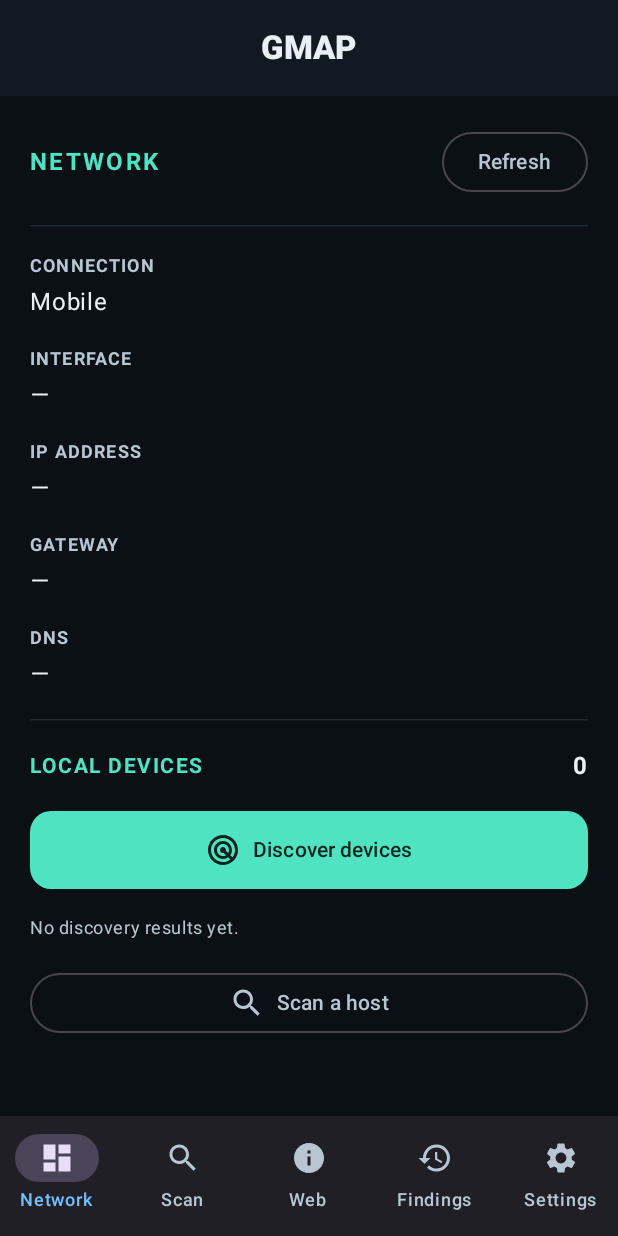
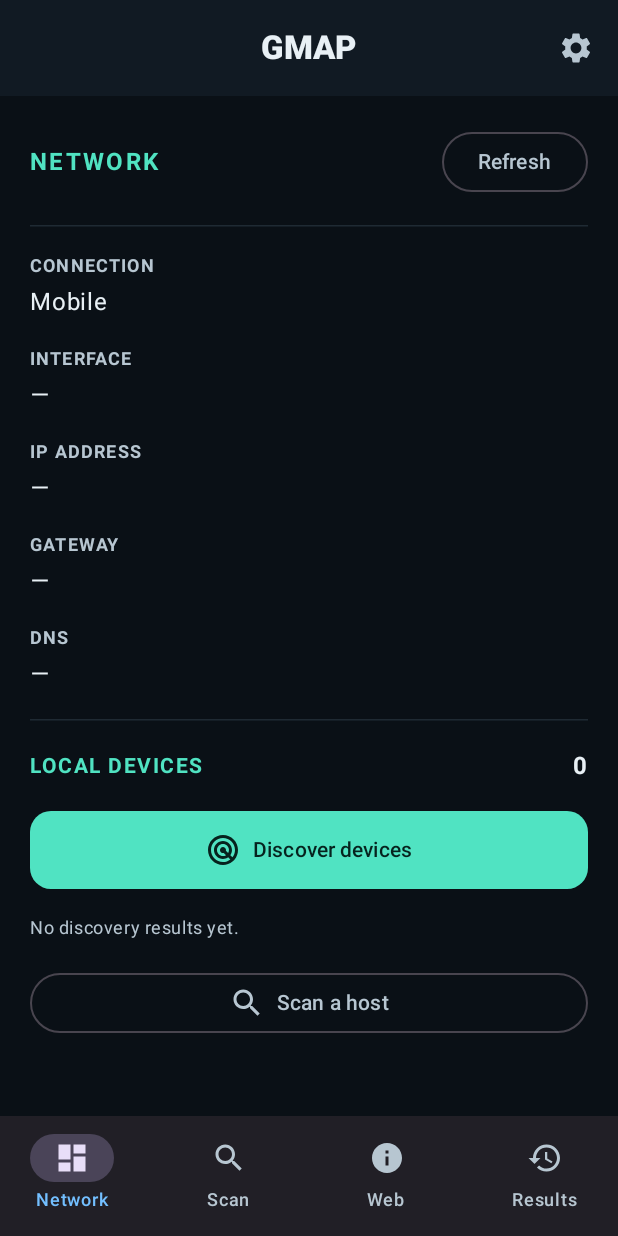
Before and after one commit to DSL-21/Gmap, an Android app built with Jetpack Compose: the screen it shows after launch (MainActivity), on a phone screen of 412 x 824 dp. Run offline under Robolectric (Android 15) with nearby library versions, the phone set to English and light mode, and no system bars.

Commit message:
Simplify app navigation and move settings to toolbar

```diff
--- a/app/src/main/java/com/dsl/gmap/ui/GmapApp.kt
+++ b/app/src/main/java/com/dsl/gmap/ui/GmapApp.kt
@@ -3,6 +3,7 @@ package com.dsl.gmap.ui
 import androidx.compose.foundation.layout.Box
 import androidx.compose.foundation.layout.padding
 import androidx.compose.material.icons.Icons
+import androidx.compose.material.icons.filled.ArrowBack
 import androidx.compose.material.icons.filled.Dashboard
 import androidx.compose.material.icons.filled.History
 import androidx.compose.material.icons.filled.Info
@@ -11,6 +12,7 @@ import androidx.compose.material.icons.filled.Settings
 import androidx.compose.material3.CenterAlignedTopAppBar
 import androidx.compose.material3.ExperimentalMaterial3Api
 import androidx.compose.material3.Icon
+import androidx.compose.material3.IconButton
 import androidx.compose.material3.MaterialTheme
 import androidx.compose.material3.NavigationBar
 import androidx.compose.material3.NavigationBarItem
@@ -33,14 +35,14 @@ private enum class AppTab(val label: String, val icon: ImageVector) {
     DASHBOARD("Network", Icons.Default.Dashboard),
     SCAN("Scan", Icons.Default.Search),
     WEB("Web", Icons.Default.Info),
-    HISTORY("Findings", Icons.Default.History),
-    SETTINGS("Settings", Icons.Default.Settings)
+    HISTORY("Results", Icons.Default.History)
 }
 
 @OptIn(ExperimentalMaterial3Api::class)
 @Composable
 fun GmapApp() {
     var selectedTab by rememberSaveable { mutableStateOf(AppTab.DASHBOARD) }
+    var showSettings by rememberSaveable { mutableStateOf(false) }
     val scanViewModel: ScanViewModel = viewModel()
     val webAuditViewModel: WebAuditViewModel = viewModel()
     val udpScanViewModel: UdpScanViewModel = viewModel()
@@ -48,12 +50,31 @@ fun GmapApp() {
     Scaffold(
         topBar = {
             CenterAlignedTopAppBar(
+                navigationIcon = {
+                    if (showSettings) {
+                        IconButton(onClick = { showSettings = false }) {
+                            Icon(Icons.Default.ArrowBack, contentDescription = "Back")
+                        }
+                    }
+                },
                 title = {
-                    Text("GMAP", style = MaterialTheme.typography.titleLarge, fontWeight = FontWeight.Black)
+                    Text(
+                        if (showSettings) "Settings" else "GMAP",
+                        style = MaterialTheme.typography.titleLarge,
+                        fontWeight = FontWeight.Black
+                    )
+                },
+                actions = {
+                    if (!showSettings) {
+                        IconButton(onClick = { showSettings = true }) {
+                            Icon(Icons.Default.Settings, contentDescription = "Settings")
+                        }
+                    }
                 }
             )
         },
         bottomBar = {
+            if (!showSettings) {
                 NavigationBar {
                     AppTab.values().forEach { tab ->
                         NavigationBarItem(
@@ -64,10 +85,14 @@ fun GmapApp() {
                         )
                     }
                 }
+            }
         },
         containerColor = MaterialTheme.colorScheme.background
     ) { innerPadding ->
         Box(modifier = Modifier.padding(innerPadding)) {
+            if (showSettings) {
+                SettingsScreen(viewModel = scanViewModel)
+            } else {
                 when (selectedTab) {
                     AppTab.DASHBOARD -> DashboardScreen(onStartScan = { target ->
                         if (target.isNotBlank()) scanViewModel.setPrefillTarget(target)
@@ -76,8 +101,8 @@ fun GmapApp() {
                     AppTab.SCAN -> ScannerHubScreen(tcpViewModel = scanViewModel, udpViewModel = udpScanViewModel)
                     AppTab.WEB -> WebScanScreen(viewModel = webAuditViewModel)
                     AppTab.HISTORY -> HistoryScreen(viewModel = scanViewModel, webAuditViewModel = webAuditViewModel, udpScanViewModel = udpScanViewModel)
-                AppTab.SETTINGS -> SettingsScreen(viewModel = scanViewModel)
                 }
             }
         }
     }
+}
```
Lines whose indentation alone changed are shown as unchanged.
